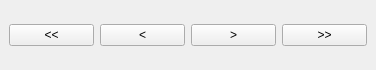
Old version of the form ttttimelapsemanager.ui in the repository HatiniLab/tttExplorer.
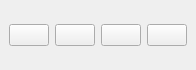
New version of the form. Icons and pictures are not drawn.

```diff
--- a/ttttimelapsemanager.ui
+++ b/ttttimelapsemanager.ui
@@ -6,12 +6,21 @@
    <rect>
     <x>0</x>
     <y>0</y>
-    <width>376</width>
+    <width>188</width>
     <height>70</height>
    </rect>
   </property>
+  <property name="sizePolicy">
+   <sizepolicy hsizetype="Fixed" vsizetype="Fixed">
+    <horstretch>0</horstretch>
+    <verstretch>0</verstretch>
+   </sizepolicy>
+  </property>
   <property name="floating">
-   <bool>true</bool>
+   <bool>false</bool>
+  </property>
+  <property name="features">
+   <set>QDockWidget::AllDockWidgetFeatures</set>
   </property>
   <property name="allowedAreas">
    <set>Qt::AllDockWidgetAreas</set>
@@ -24,28 +33,44 @@
     <item>
      <widget class="QPushButton" name="firstButton">
       <property name="text">
-       <string>&lt;&lt;</string>
+       <string/>
+      </property>
+      <property name="icon">
+       <iconset resource="Icons/icons.qrc">
+        <normaloff>:/Icons/begin.png</normaloff>:/Icons/begin.png</iconset>
       </property>
      </widget>
     </item>
     <item>
      <widget class="QPushButton" name="backwardButton">
       <property name="text">
-       <string>&lt;</string>
+       <string/>
+      </property>
+      <property name="icon">
+       <iconset resource="Icons/icons.qrc">
+        <normaloff>:/Icons/previous.png</normaloff>:/Icons/previous.png</iconset>
       </property>
      </widget>
     </item>
     <item>
      <widget class="QPushButton" name="forwardButton">
       <property name="text">
-       <string>&gt;</string>
+       <string/>
+      </property>
+      <property name="icon">
+       <iconset resource="Icons/icons.qrc">
+        <normaloff>:/Icons/next.png</normaloff>:/Icons/next.png</iconset>
       </property>
      </widget>
     </item>
     <item>
      <widget class="QPushButton" name="lastButton">
       <property name="text">
-       <string>&gt;&gt;</string>
+       <string/>
+      </property>
+      <property name="icon">
+       <iconset resource="Icons/icons.qrc">
+        <normaloff>:/Icons/end.png</normaloff>:/Icons/end.png</iconset>
       </property>
      </widget>
     </item>
```
Left out of the diff: 4 changed lines with no effect on the pictures.
